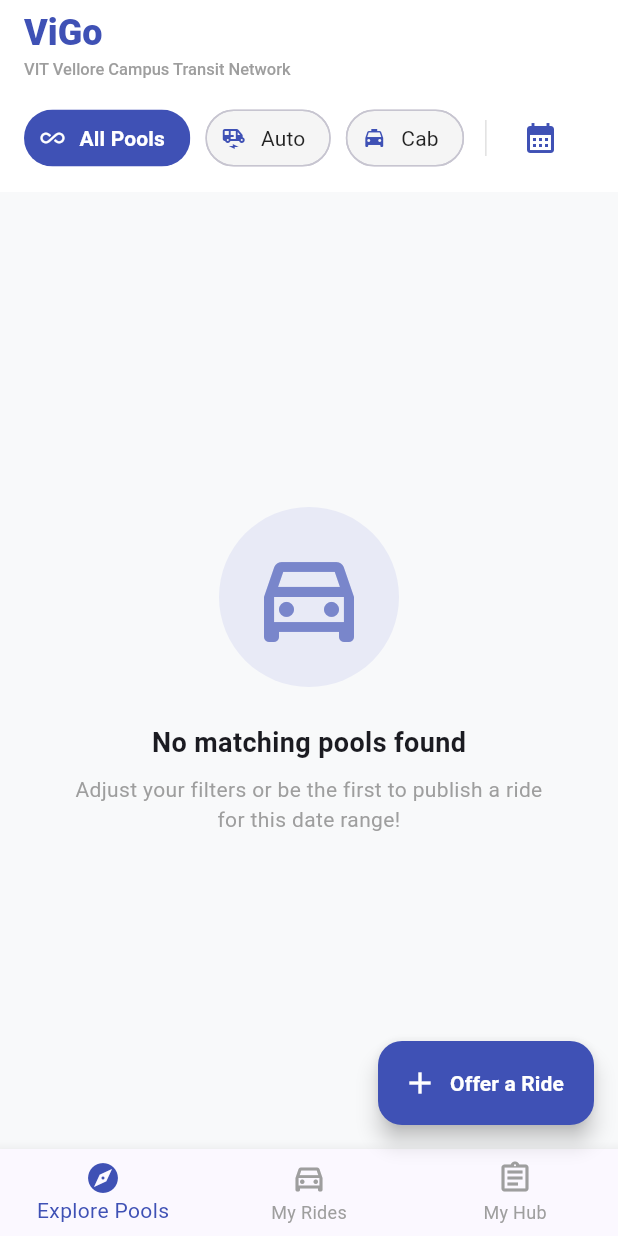
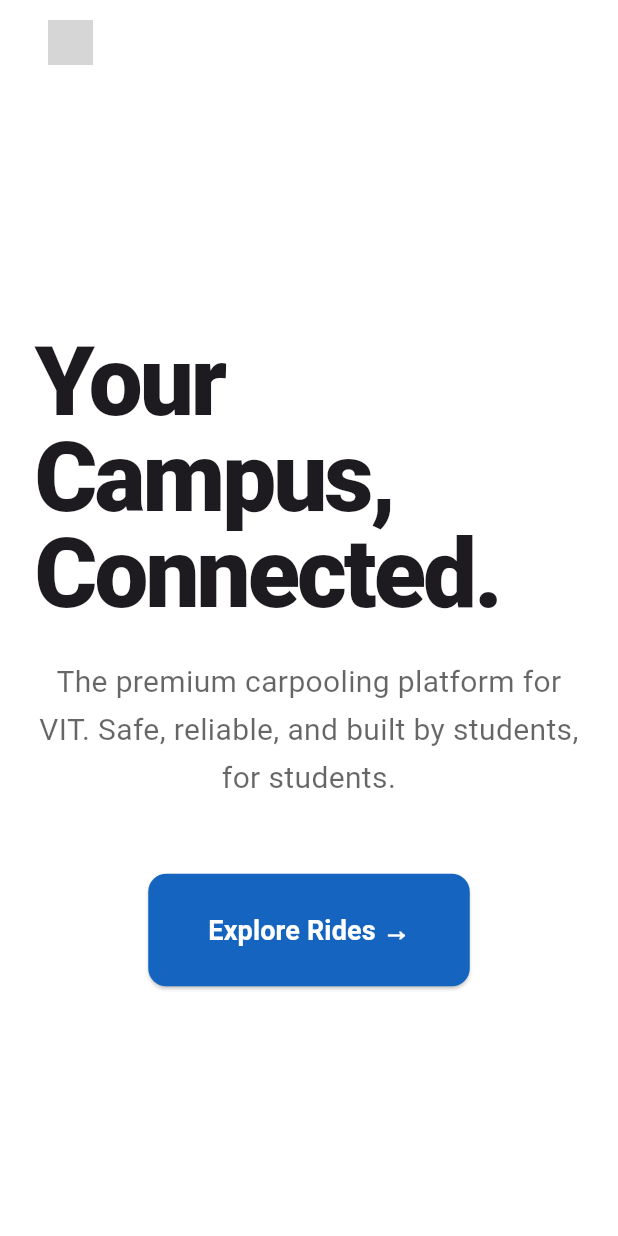
Before and after one commit to neerajkorrapati/ViGO, a Flutter app: the screen it shows after launch, on a phone screen of 412 x 824 dp. Run offline on Flutter 3.47's test engine with Material 3 defaults, Android fonts, the phone set to English and light mode, and no system bars; our stand-ins replace cloud_firestore, firebase_auth, firebase_core, google_sign_in; accounts and stored records are empty; network calls fail; grey boxes are pictures that could not be loaded.

Commit message:
landing_screen

```diff
--- a/lib/main.dart
+++ b/lib/main.dart
@@ -1,31 +1,42 @@
 import 'package:flutter/material.dart';
 import 'package:firebase_core/firebase_core.dart';
-import 'screens/ride_list_screen.dart';
+import 'firebase_options.dart'; // Required for modern FlutterFire web setup
+import 'screens/landing_screen.dart';
 
 void main() async {
+  // Ensure the Flutter engine is fully initialized before talking to native plugins like Firebase
   WidgetsFlutterBinding.ensureInitialized();
+
+  // Initialize Firebase securely for your specific platform (Web, Android, iOS)
   await Firebase.initializeApp(
-    options: const FirebaseOptions(
-      apiKey: "AIzaSyDjDNSZ8QY1BB1hCfMpomJWZfJm4eBIpwE",
-  authDomain: "vigo1-d2128.firebaseapp.com",
-  projectId: "vigo1-d2128",
-  storageBucket: "vigo1-d2128.firebasestorage.app",
-  messagingSenderId: "305617221299",
-  appId: "1:305617221299:web:2fc7138ea1d240f6b562c6"
-    ),
+    options: DefaultFirebaseOptions.currentPlatform,
   );
-  runApp(const VigoApp());
+
+  // Boot up the application
+  runApp(const ViGoApp());
 }
 
-class VigoApp extends StatelessWidget {
-  const VigoApp({super.key});
+class ViGoApp extends StatelessWidget {
+  const ViGoApp({super.key});
 
   @override
   Widget build(BuildContext context) {
     return MaterialApp(
-      debugShowCheckedModeBanner: false,
-      theme: ThemeData(useMaterial3: true, colorSchemeSeed: Colors.indigo),
-      home: const RideListScreen(),
+      title: 'ViGo - VIT Carpool',
+      debugShowCheckedModeBanner: false, // Removes the red debug banner for a premium feel
+      theme: ThemeData(
+        primarySwatch: Colors.indigo,
+        scaffoldBackgroundColor: const Color(0xFFF8F9FA), // A sleek off-white background
+        useMaterial3: true, // Enables modern, rounded Material Design 3 components
+        appBarTheme: const AppBarTheme(
+          backgroundColor: Colors.white,
+          elevation: 0,
+          iconTheme: IconThemeData(color: Colors.indigo),
+          titleTextStyle: TextStyle(color: Colors.black87, fontSize: 20, fontWeight: FontWeight.bold),
+        ),
+      ),
+      // Set the very first screen the user sees to your new cinematic landing page
+      home: const LandingScreen(),
     );
   }
 }
--- /dev/null
+++ b/lib/screens/landing_screen.dart
@@ -0,0 +1,75 @@
+import 'package:flutter/material.dart';
+import 'ride_list_screen.dart';
+
+class LandingScreen extends StatelessWidget {
+  const LandingScreen({super.key});
+
+  @override
+  Widget build(BuildContext context) {
+    final bool isDesktop = MediaQuery.of(context).size.width > 800;
+
+    return Scaffold(
+      backgroundColor: Colors.white,
+      appBar: AppBar(
+        backgroundColor: Colors.white,
+        elevation: 0,
+        // --- UPDATED: Using Logo instead of Text in the Top Left ---
+        title: Padding(
+          padding: const EdgeInsets.only(left: 16.0),
+          child: Image.network(
+            "/vigo_full_logo.jpeg",
+            height: 30, // Perfectly scaled for the header
+            fit: BoxFit.contain,
+          ),
+        ),
+      ),
+      body: Center(
+        child: SingleChildScrollView(
+          padding: EdgeInsets.symmetric(horizontal: isDesktop ? 120.0 : 24.0),
+          child: Column(
+            children: [
+              // Hero Section
+              Row(
+                mainAxisAlignment: MainAxisAlignment.center,
+                children: [
+                  Expanded(
+                    child: Column(
+                      crossAxisAlignment: isDesktop ? CrossAxisAlignment.start : CrossAxisAlignment.center,
+                      children: [
+                        const Text(
+                          "Your Campus,\nConnected.",
+                          style: TextStyle(fontSize: 64, fontWeight: FontWeight.w900, height: 1.0, letterSpacing: -2),
+                        ),
+                        const SizedBox(height: 24),
+                        Text(
+                          "The premium carpooling platform for VIT. Safe, reliable, and built by students, for students.",
+                          style: TextStyle(fontSize: 20, color: Colors.black.withOpacity(0.6), height: 1.6),
+                          textAlign: isDesktop ? TextAlign.start : TextAlign.center,
+                        ),
+                        const SizedBox(height: 48),
+                        ElevatedButton(
+                          onPressed: () => Navigator.pushReplacement(context, MaterialPageRoute(builder: (_) => const RideListScreen())),
+                          style: ElevatedButton.styleFrom(
+                            backgroundColor: Colors.blue[800],
+                            foregroundColor: Colors.white,
+                            padding: const EdgeInsets.symmetric(horizontal: 40, vertical: 24),
+                            shape: RoundedRectangleBorder(borderRadius: BorderRadius.circular(12)),
+                          ),
+                          child: const Text("Explore Rides →", style: TextStyle(fontSize: 18, fontWeight: FontWeight.bold)),
+                        ),
+                      ],
+                    ),
+                  ),
+                  if (isDesktop) const SizedBox(width: 80),
+                  if (isDesktop)
+                    // This is the larger version in the body
+                    Expanded(child: Image.network("/vigo_full_logo.jpeg", fit: BoxFit.contain)),
+                ],
+              ),
+            ],
+          ),
+        ),
+      ),
+    );
+  }
+}
```
Also changed, not shown: 2 other files.
